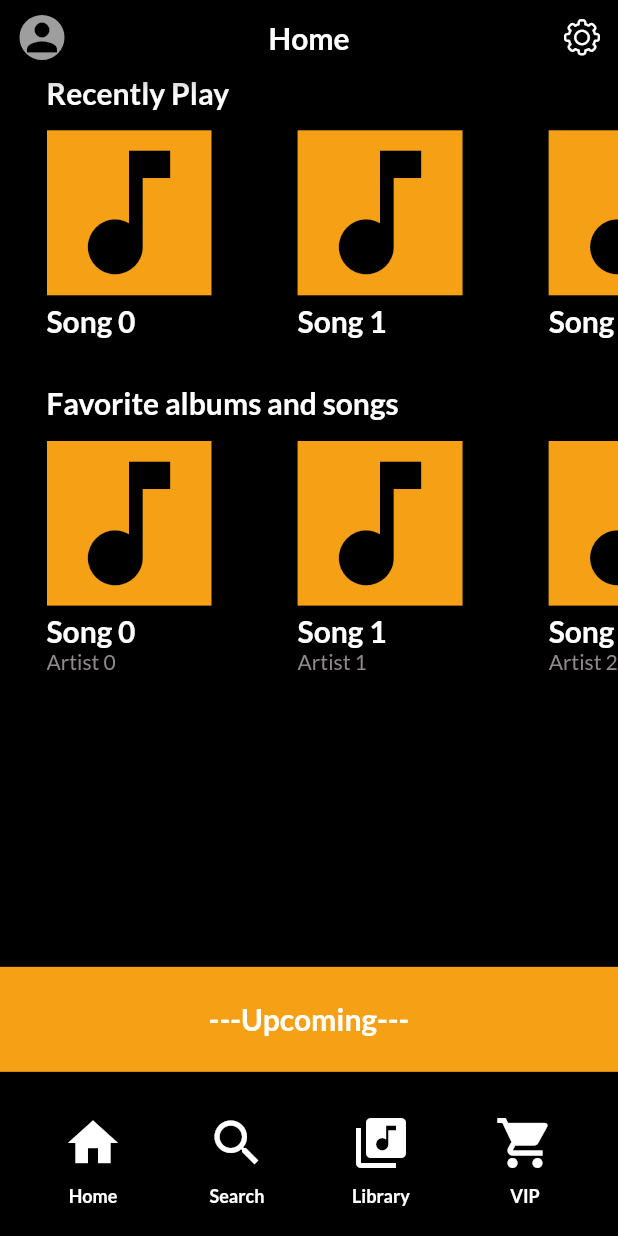
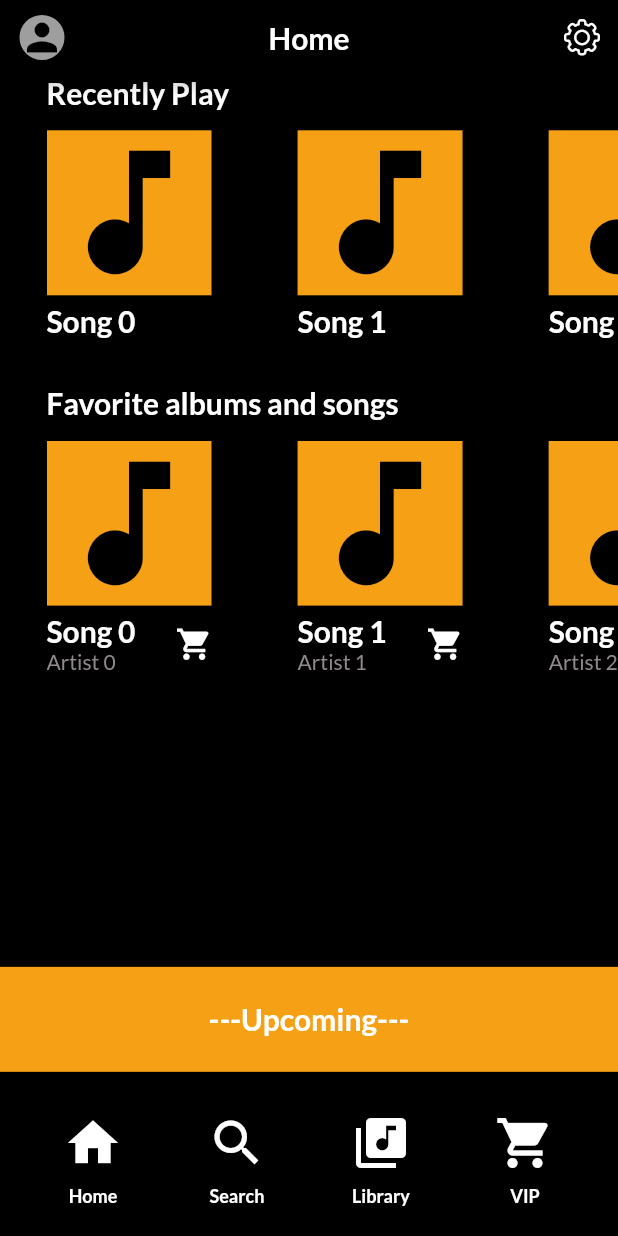
Before and after one commit to sangn2911/MusicApp, a Flutter app: the screen it shows after launch, on a phone screen of 412 x 824 dp. Run offline on Flutter 3.47's test engine with Material 2 defaults, Android fonts, the phone set to English and light mode, and no system bars; missing offline and left inert: flute_music_player.

Commit message:
Homepage 2.2

```diff
--- a/lib/OnlineFeature/homePage.dart
+++ b/lib/OnlineFeature/homePage.dart
@@ -100,6 +100,7 @@ class HomePage extends StatelessWidget {
   Widget text(String str, Color color , double size, FontWeight fontweight){
     return Text(
       str,
+      overflow: TextOverflow.ellipsis,
       style: TextStyle(
         color: color,
         fontSize: size,
@@ -137,9 +138,8 @@ class HomePage extends StatelessWidget {
   Widget musicPresentation2(IconData icon, String title, String artist){
     return Container(
       width: 130/640 * SizeConfig.screenHeight,
-      child: Wrap(
-        crossAxisAlignment: WrapCrossAlignment.start,
-        direction: Axis.vertical,
+      child: Column(
+        crossAxisAlignment: CrossAxisAlignment.start,
         children: <Widget> [
           IconButton(
             padding: EdgeInsets.all(0),
@@ -154,12 +154,42 @@ class HomePage extends StatelessWidget {
             onPressed: (){},
           ),
           SizedBox(height: 5),
-          text(title, Colors.white, 20, FontWeight.w700),
-          text(artist, ColorCustom.grey1, 14, FontWeight.w400),
+          Row(
+            mainAxisAlignment: MainAxisAlignment.start,
+            children: <Widget> [
+              Container(
+                width: 86,
+                child: Column(
+                  crossAxisAlignment: CrossAxisAlignment.start,
+                  children: <Widget> [
+                    text(title, Colors.white, 20, FontWeight.w700),
+                    text(artist, ColorCustom.grey1, 14, FontWeight.w400),
+                  ]
+                ),
+              ),
+              SizedBox(
+                  height: 25,
+                  width: 25,
+                  child: IconButton(
+                  padding: EdgeInsets.all(0),
+                  icon: Icon(
+                    Icons.shopping_cart,
+                    color: Colors.white,
+                    size: 25,
+                    ),
+                  onPressed: (){
+                    print("Buy $title");
+                  }),
+              )
+            ]
+          )
         ]
       ),
     );
   }
+
+
+
 
   Widget buttonSet(){
     return Container(
```
